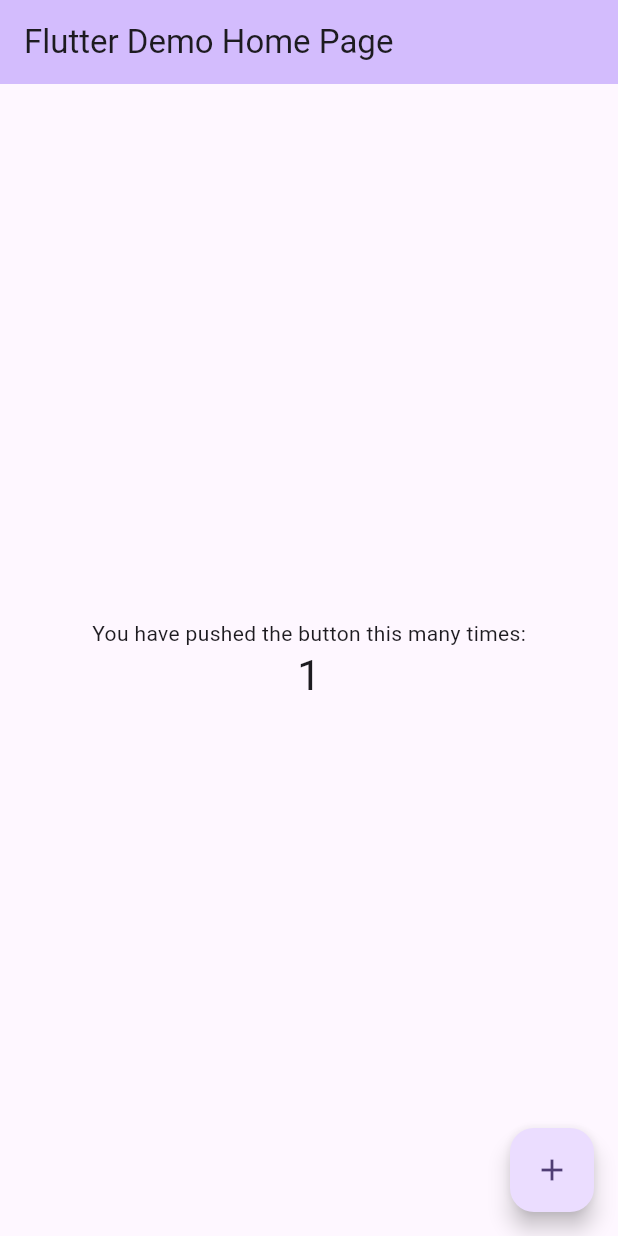
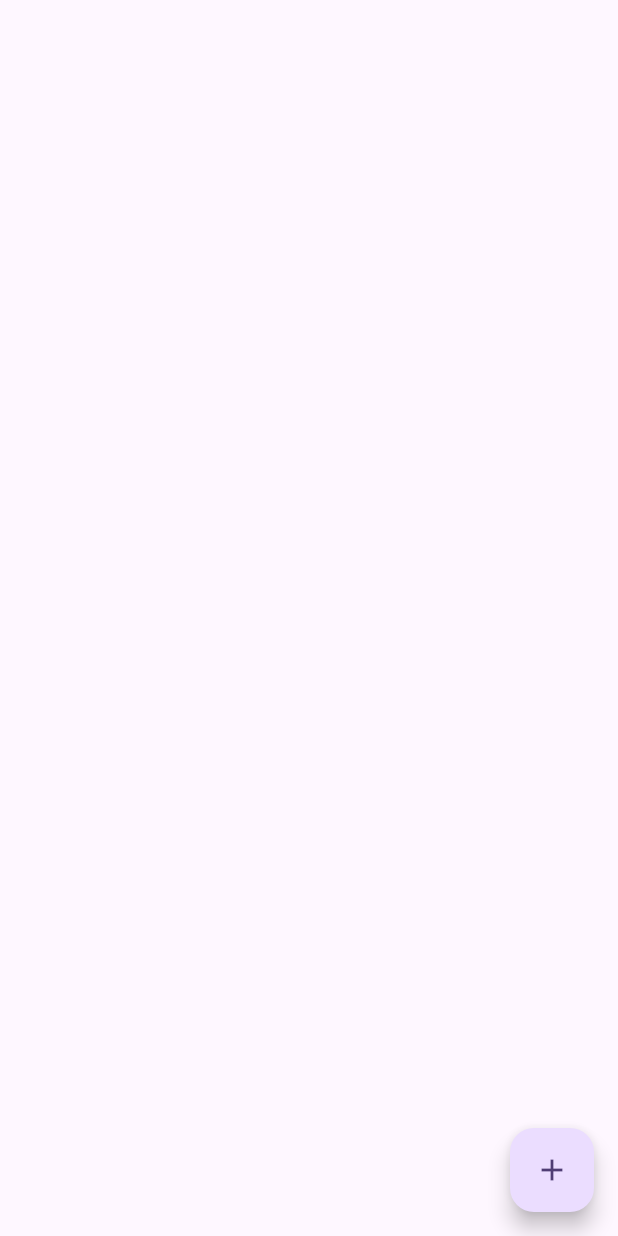
Before and after one commit to maksklimko/ProviderTodoList, a Flutter app: the screen it shows after launch, after a tap on the "add" icon, on a phone screen of 412 x 824 dp. Run offline on Flutter 3.47's test engine with Material 3 defaults, Android fonts, the phone set to English and light mode, and no system bars.

Commit message:
Created basic folder structure
Feature based folder structure

```diff
--- /dev/null
+++ b/provider_todo_list/lib/features/todo_list/screens/main_screen/main_screen.dart
@@ -0,0 +1,27 @@
+import 'package:flutter/material.dart';
+
+class MyHomePage extends StatefulWidget {
+  const MyHomePage({super.key});
+
+  @override
+  State<MyHomePage> createState() => _MyHomePageState();
+}
+
+class _MyHomePageState extends State<MyHomePage> {
+  @override
+  Widget build(BuildContext context) {
+    return Scaffold(
+      body: Center(
+        child: Column(
+          mainAxisAlignment: MainAxisAlignment.center,
+          children: <Widget>[],
+        ),
+      ),
+      floatingActionButton: FloatingActionButton(
+        onPressed: () {},
+        tooltip: 'Increment',
+        child: const Icon(Icons.add),
+      ),
+    );
+  }
+}
--- a/provider_todo_list/lib/main.dart
+++ b/provider_todo_list/lib/main.dart
@@ -1,4 +1,6 @@
 import 'package:flutter/material.dart';
+
+import 'features/todo_list/screens/main_screen/main_screen.dart';
 
 void main() {
   runApp(const MyApp());
@@ -14,56 +16,7 @@ class MyApp extends StatelessWidget {
         colorScheme: ColorScheme.fromSeed(seedColor: Colors.deepPurple),
         useMaterial3: true,
       ),
-      home: const MyHomePage(title: 'Flutter Demo Home Page'),
+      home: const MyHomePage(),
     );
   }
 }
-
-class MyHomePage extends StatefulWidget {
-  const MyHomePage({super.key, required this.title});
-
-  final String title;
-
-  @override
-  State<MyHomePage> createState() => _MyHomePageState();
-}
-
-class _MyHomePageState extends State<MyHomePage> {
-  int _counter = 0;
-
-  void _incrementCounter() {
-    setState(() {
-      _counter++;
-    });
-  }
-
-  @override
-  Widget build(BuildContext context) {
-    return Scaffold(
-      appBar: AppBar(
-
-        backgroundColor: Theme.of(context).colorScheme.inversePrimary,
-        title: Text(widget.title),
-      ),
-      body: Center(
-        child: Column(
-          mainAxisAlignment: MainAxisAlignment.center,
-          children: <Widget>[
-            const Text(
-              'You have pushed the button this many times:',
-            ),
-            Text(
-              '$_counter',
-              style: Theme.of(context).textTheme.headlineMedium,
-            ),
-          ],
-        ),
-      ),
-      floatingActionButton: FloatingActionButton(
-        onPressed: _incrementCounter,
-        tooltip: 'Increment',
-        child: const Icon(Icons.add),
-      ),
-    );
-  }
-}
--- a/provider_todo_list/pubspec.yaml
+++ b/provider_todo_list/pubspec.yaml
@@ -9,6 +9,7 @@ environment:
 dependencies:
   flutter:
     sdk: flutter
+  provider: ^6.1.2
 
 dev_dependencies:
   flutter_test:
```
Also changed, not shown: provider_todo_list/lib/common/constants/app_colors.dart (added), provider_todo_list/lib/common/constants/constants.dart (added), provider_todo_list/lib/common/theme/app_theme.dart (added), provider_todo_list/lib/common/widgets/app_text_field.dart (added), provider_todo_list/lib/features/todo_list/models/todo_list_item.dart (added), provider_todo_list/lib/features/todo_list/screens/create_item/create_item_screen.dart (added), provider_todo_list/lib/providers.dart (added), provider_todo_list/lib/routes.dart (added).
